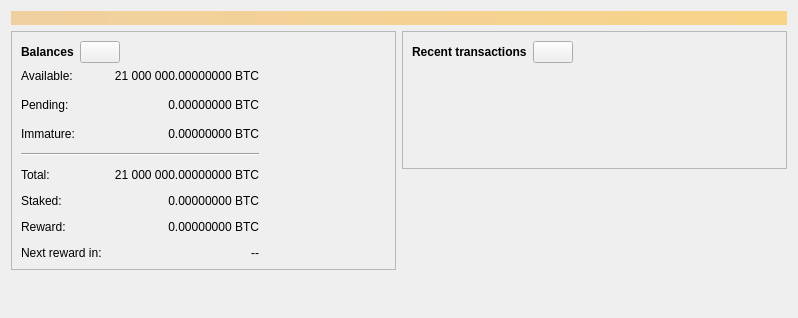
The window that src/qt/forms/overviewpage.ui (bitgold7/bitcoin) describes before a commit, drawn with Qt 5.
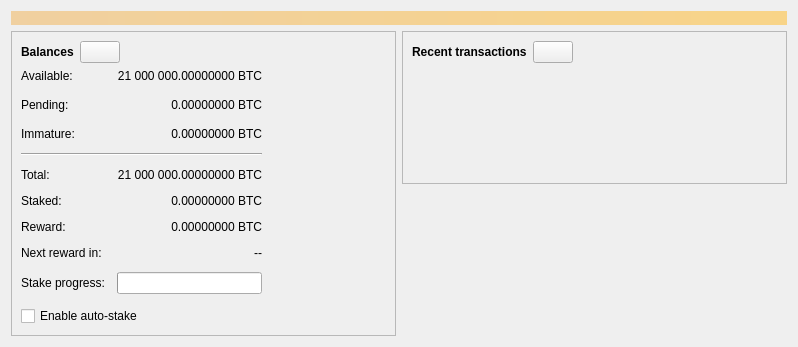
The same window after the commit. Icons and pictures are not drawn. Custom widgets are drawn as their Qt base class.

The edit to the form file:
```diff
--- a/src/qt/forms/overviewpage.ui
+++ b/src/qt/forms/overviewpage.ui
@@ -253,6 +253,30 @@
               </property>
              </widget>
             </item>
+            <item row="8" column="0">
+             <widget class="QLabel" name="labelStakeProgressText">
+              <property name="text">
+               <string>Stake progress:</string>
+              </property>
+             </widget>
+            </item>
+            <item row="8" column="1">
+             <widget class="QProgressBar" name="progressStake">
+              <property name="maximum">
+               <number>100</number>
+              </property>
+              <property name="textVisible">
+               <bool>false</bool>
+              </property>
+             </widget>
+            </item>
+            <item row="9" column="0" colspan="2">
+             <widget class="QCheckBox" name="checkAutoStake">
+              <property name="text">
+               <string>Enable auto-stake</string>
+              </property>
+             </widget>
+            </item>
             <item row="0" column="0">
              <widget class="QLabel" name="labelBalanceText">
               <property name="text">
```
Left out of the diff: 4 changed lines with no effect on the pictures.
